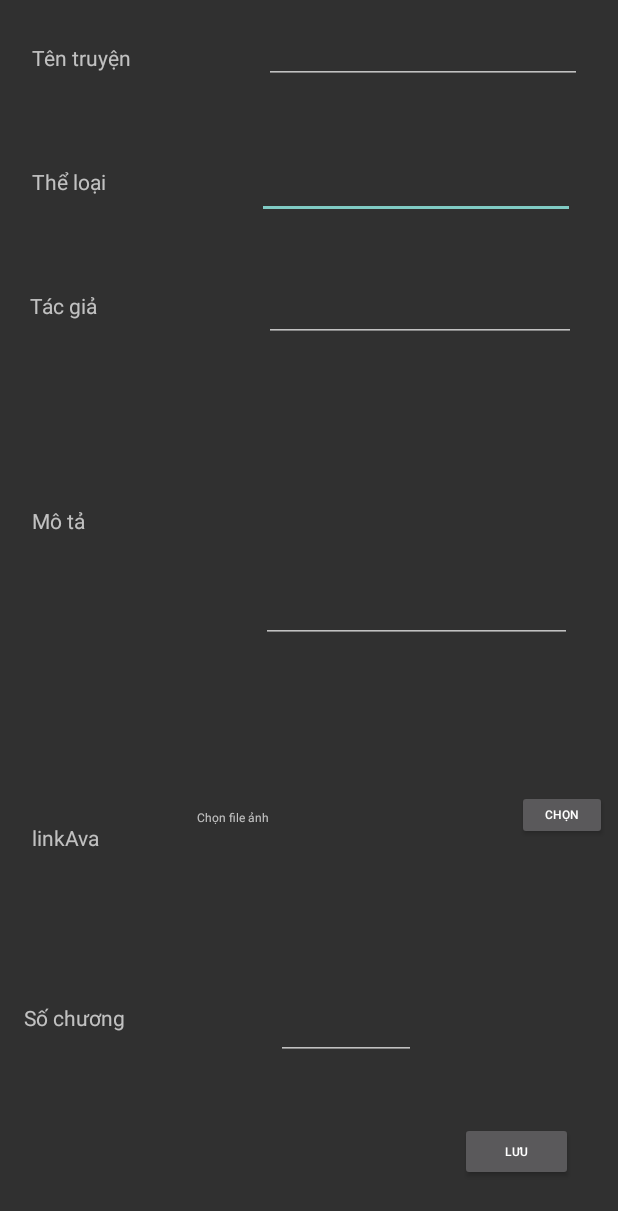
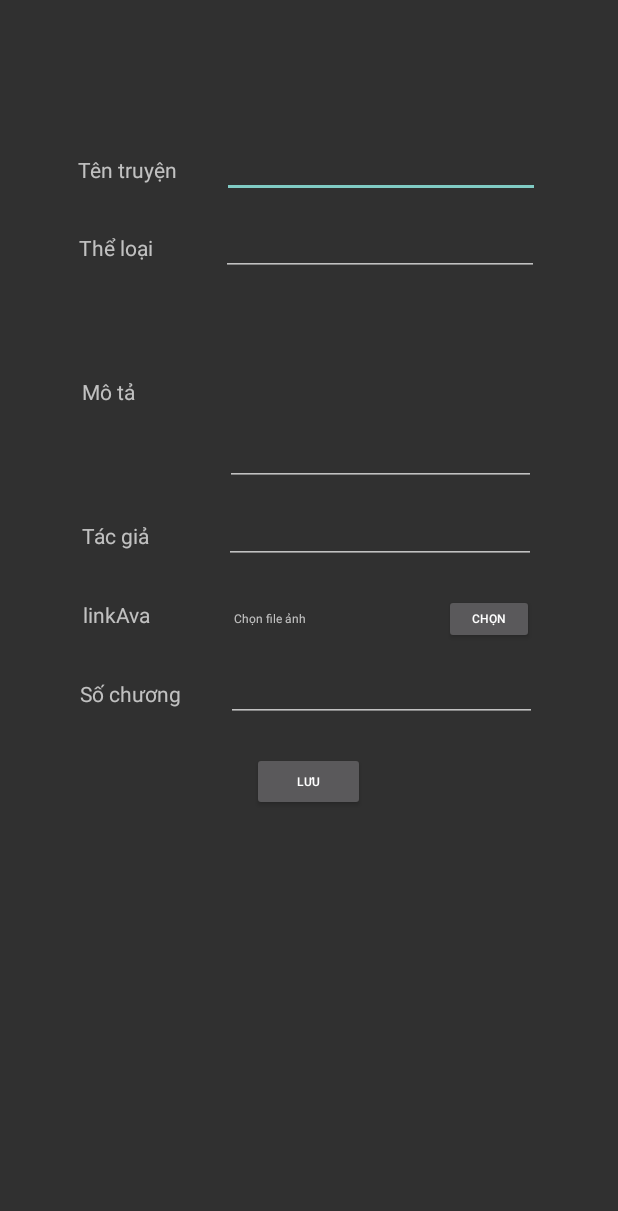
Before and after one commit to demoAndroid/app, an Android app: the AddStory screen opened directly, with no data from a screen before it, on a phone screen of 412 x 824 dp. Shown: the top 1211 px of the screen. Run offline under Robolectric (Android 15) with nearby library versions, the phone set to English and light mode, and no system bars.

Commit message:
sua file them truyen

```diff
--- a/app/src/main/java/com/example/truyenol/activity/MainDangKy.java
+++ b/app/src/main/java/com/example/truyenol/activity/MainDangKy.java
@@ -63,11 +63,11 @@ public class MainDangKy extends AppCompatActivity {
                 String avatar = linkAva.getText().toString() ;
                 User user1= CreateUser();
                 if (username.equals("") || password.equals("") || email.equals("") || fullname.equals("")||avatar.equals("") ){
-                    Log.e("Thông báo","Ch?a nh?p ??y ?? thông tin");
+                    Log.e("Thông báo","Chưa nhập đầy đủ thông tin");
                 }
                 else {
                     databaseHandler.addTaikhoan(user1);
-                    Toast.makeText(MainDangKy.this,"??ng ký thành công",Toast.LENGTH_SHORT).show();
+                    Toast.makeText(MainDangKy.this,"Đăng ký thành công",Toast.LENGTH_SHORT).show();
 
                 }
             }
--- a/app/src/main/res/layout/activity_add_story.xml
+++ b/app/src/main/res/layout/activity_add_story.xml
@@ -1,89 +1,34 @@
 <?xml version="1.0" encoding="utf-8"?>
 
-<androidx.constraintlayout.widget.ConstraintLayout xmlns:android="http://schemas.android.com/apk/res/android"
+<LinearLayout xmlns:android="http://schemas.android.com/apk/res/android"
     xmlns:app="http://schemas.android.com/apk/res-auto"
     xmlns:tools="http://schemas.android.com/tools"
     android:layout_width="match_parent"
     android:layout_height="match_parent"
+    android:orientation="vertical"
     tools:context=".activity.ModifyStory.AddStory">
 
+    <LinearLayout
+        android:layout_marginTop="100dp"
+        android:layout_width="wrap_content"
+        android:layout_gravity="center"
+        android:layout_height="wrap_content" >
         <TextView
             android:id="@+id/nameStoryTxt1"
             android:layout_width="wrap_content"
             android:layout_height="wrap_content"
             android:text="Tên truyện"
+            android:layout_marginRight="30dp"
             app:layout_constraintBottom_toBottomOf="parent"
             app:layout_constraintEnd_toEndOf="parent"
             app:layout_constraintHorizontal_bias="0.062"
             app:layout_constraintStart_toStartOf="parent"
             app:layout_constraintTop_toTopOf="parent"
             app:layout_constraintVertical_bias="0.036" />
-
-    <TextView
-        android:id="@+id/typeTxt1"
-        android:layout_width="wrap_content"
-        android:layout_height="wrap_content"
-        android:text="Thể loại"
-        app:layout_constraintBottom_toBottomOf="parent"
-        app:layout_constraintEnd_toEndOf="parent"
-        app:layout_constraintHorizontal_bias="0.059"
-        app:layout_constraintStart_toStartOf="parent"
-        app:layout_constraintTop_toTopOf="parent"
-        app:layout_constraintVertical_bias="0.138" />
-
-    <TextView
-        android:id="@+id/txtdescription1"
-        android:layout_width="wrap_content"
-        android:layout_height="wrap_content"
-        android:text="Mô tả"
-        app:layout_constraintBottom_toBottomOf="parent"
-        app:layout_constraintEnd_toEndOf="parent"
-        app:layout_constraintHorizontal_bias="0.056"
-        app:layout_constraintStart_toStartOf="parent"
-        app:layout_constraintTop_toTopOf="parent"
-        app:layout_constraintVertical_bias="0.419" />
-
-    <TextView
-        android:id="@+id/authorTxt1"
-        android:layout_width="wrap_content"
-        android:layout_height="wrap_content"
-        android:text="Tác giả"
-        app:layout_constraintBottom_toBottomOf="parent"
-        app:layout_constraintEnd_toEndOf="parent"
-        app:layout_constraintHorizontal_bias="0.054"
-        app:layout_constraintStart_toStartOf="parent"
-        app:layout_constraintTop_toTopOf="parent"
-        app:layout_constraintVertical_bias="0.241" />
-
-    <TextView
-        android:id="@+id/linkImgTxt1"
-        android:layout_width="wrap_content"
-        android:layout_height="wrap_content"
-        android:text="linkAva"
-        app:layout_constraintBottom_toBottomOf="parent"
-        app:layout_constraintEnd_toEndOf="parent"
-        app:layout_constraintHorizontal_bias="0.058"
-        app:layout_constraintStart_toStartOf="parent"
-        app:layout_constraintTop_toTopOf="parent"
-        app:layout_constraintVertical_bias="0.682" />
-
-    <TextView
-        android:id="@+id/linkTxt1"
-        android:layout_width="162dp"
-        android:layout_height="25dp"
-        android:text="Chọn file ảnh"
-        android:textSize="8sp"
-        app:layout_constraintBottom_toBottomOf="parent"
-        app:layout_constraintEnd_toEndOf="parent"
-        app:layout_constraintHorizontal_bias="0.525"
-        app:layout_constraintStart_toStartOf="parent"
-        app:layout_constraintTop_toTopOf="parent"
-        app:layout_constraintVertical_bias="0.675" />
-
         <EditText
             android:id="@+id/typeTxt"
             android:layout_width="212dp"
-        android:layout_height="48dp"
+            android:layout_height="wrap_content"
             android:textSize="8sp"
             app:layout_constraintBottom_toBottomOf="parent"
             app:layout_constraintEnd_toEndOf="parent"
@@ -92,10 +37,29 @@
             app:layout_constraintTop_toTopOf="parent"
             app:layout_constraintVertical_bias="0.126" />
 
+    </LinearLayout>
+
+    <LinearLayout
+        android:layout_width="wrap_content"
+        android:layout_gravity="center"
+        android:layout_marginTop="20dp"
+        android:layout_height="wrap_content" >
+        <TextView
+            android:id="@+id/typeTxt1"
+            android:layout_width="wrap_content"
+            android:layout_height="wrap_content"
+            android:text="Thể loại"
+            android:layout_marginRight="45dp"
+            app:layout_constraintBottom_toBottomOf="parent"
+            app:layout_constraintEnd_toEndOf="parent"
+            app:layout_constraintHorizontal_bias="0.059"
+            app:layout_constraintStart_toStartOf="parent"
+            app:layout_constraintTop_toTopOf="parent"
+            app:layout_constraintVertical_bias="0.138" />
         <EditText
             android:id="@+id/nameStoryTxt"
             android:layout_width="212dp"
-        android:layout_height="39dp"
+            android:layout_height="wrap_content"
             android:textSize="8sp"
             app:layout_constraintBottom_toBottomOf="parent"
             app:layout_constraintEnd_toEndOf="parent"
@@ -104,6 +68,25 @@
             app:layout_constraintTop_toTopOf="parent"
             app:layout_constraintVertical_bias="0.021" />
 
+
+    </LinearLayout>
+    <LinearLayout
+        android:layout_width="wrap_content"
+        android:layout_gravity="center"
+        android:layout_marginTop="20dp"
+        android:layout_height="wrap_content">
+        <TextView
+            android:id="@+id/txtdescription1"
+            android:layout_width="wrap_content"
+            android:layout_height="wrap_content"
+            android:text="Mô tả"
+            android:layout_marginRight="60dp"
+            app:layout_constraintBottom_toBottomOf="parent"
+            app:layout_constraintEnd_toEndOf="parent"
+            app:layout_constraintHorizontal_bias="0.056"
+            app:layout_constraintStart_toStartOf="parent"
+            app:layout_constraintTop_toTopOf="parent"
+            app:layout_constraintVertical_bias="0.419" />
         <EditText
             android:id="@+id/desTxt"
             android:layout_width="207dp"
@@ -116,10 +99,29 @@
             app:layout_constraintTop_toTopOf="parent"
             app:layout_constraintVertical_bias="0.438" />
 
+    </LinearLayout>
+
+    <LinearLayout
+        android:layout_width="wrap_content"
+        android:layout_marginTop="20dp"
+        android:layout_gravity="center"
+        android:layout_height="wrap_content" >
+        <TextView
+            android:id="@+id/authorTxt1"
+            android:layout_width="wrap_content"
+            android:layout_height="wrap_content"
+            android:text="Tác giả"
+            android:layout_marginRight="50dp"
+            app:layout_constraintBottom_toBottomOf="parent"
+            app:layout_constraintEnd_toEndOf="parent"
+            app:layout_constraintHorizontal_bias="0.054"
+            app:layout_constraintStart_toStartOf="parent"
+            app:layout_constraintTop_toTopOf="parent"
+            app:layout_constraintVertical_bias="0.241" />
         <EditText
             android:id="@+id/authorTxt"
             android:layout_width="208dp"
-        android:layout_height="46dp"
+            android:layout_height="wrap_content"
             android:textSize="8sp"
             app:layout_constraintBottom_toBottomOf="parent"
             app:layout_constraintEnd_toEndOf="parent"
@@ -128,19 +130,39 @@
             app:layout_constraintTop_toTopOf="parent"
             app:layout_constraintVertical_bias="0.234" />
 
-    <Button
-        android:id="@+id/saveBtn"
-        android:layout_width="75dp"
-        android:layout_height="39dp"
-        android:text="Lưu"
+
+    </LinearLayout>
+
+    <LinearLayout
+        android:layout_gravity="center"
+        android:layout_width="wrap_content"
+        android:layout_marginTop="20dp"
+        android:layout_height="wrap_content">
+        <TextView
+            android:id="@+id/linkImgTxt1"
+            android:layout_width="wrap_content"
+            android:layout_height="wrap_content"
+            android:text="linkAva"
+            android:layout_marginRight="55dp"
+            app:layout_constraintBottom_toBottomOf="parent"
+            app:layout_constraintEnd_toEndOf="parent"
+            app:layout_constraintHorizontal_bias="0.058"
+            app:layout_constraintStart_toStartOf="parent"
+            app:layout_constraintTop_toTopOf="parent"
+            app:layout_constraintVertical_bias="0.682" />
+        <TextView
+            android:id="@+id/linkTxt1"
+            android:layout_width="120dp"
+            android:layout_height="wrap_content"
+            android:text="Chọn file ảnh"
+            android:layout_marginRight="20dp"
             android:textSize="8sp"
             app:layout_constraintBottom_toBottomOf="parent"
             app:layout_constraintEnd_toEndOf="parent"
-        app:layout_constraintHorizontal_bias="0.91"
+            app:layout_constraintHorizontal_bias="0.525"
             app:layout_constraintStart_toStartOf="parent"
             app:layout_constraintTop_toTopOf="parent"
-        app:layout_constraintVertical_bias="0.953" />
-
+            app:layout_constraintVertical_bias="0.675" />
         <Button
             android:id="@+id/linkAvaBtn"
             android:layout_width="60dp"
@@ -154,10 +176,30 @@
             app:layout_constraintTop_toTopOf="parent"
             app:layout_constraintVertical_bias="0.666" />
 
+
+
+    </LinearLayout>
+    <LinearLayout
+        android:layout_gravity="center"
+        android:layout_marginTop="20dp"
+        android:layout_width="wrap_content"
+        android:layout_height="wrap_content">
+        <TextView
+            android:id="@+id/textView3"
+            android:layout_width="wrap_content"
+            android:layout_height="wrap_content"
+            android:text="Số chương"
+            android:layout_marginRight="30dp"
+            app:layout_constraintBottom_toBottomOf="parent"
+            app:layout_constraintEnd_toEndOf="parent"
+            app:layout_constraintHorizontal_bias="0.056"
+            app:layout_constraintStart_toStartOf="parent"
+            app:layout_constraintTop_toTopOf="parent"
+            app:layout_constraintVertical_bias="0.848" />
         <EditText
             android:id="@+id/chapterNumberTxt"
-        android:layout_width="93dp"
-        android:layout_height="38dp"
+            android:layout_width="207dp"
+            android:layout_height="wrap_content"
             android:text=""
             android:textSize="8sp"
             app:layout_constraintBottom_toBottomOf="parent"
@@ -167,15 +209,25 @@
             app:layout_constraintTop_toTopOf="parent"
             app:layout_constraintVertical_bias="0.851" />
 
-    <TextView
-        android:id="@+id/textView3"
-        android:layout_width="129dp"
-        android:layout_height="35dp"
-        android:text="Số chương"
+    </LinearLayout>
+
+
+
+    <Button
+        android:layout_marginTop="20dp"
+        android:layout_gravity="center"
+        android:id="@+id/saveBtn"
+        android:layout_width="75dp"
+        android:layout_height="39dp"
+        android:text="Lưu"
+        android:textSize="8sp"
         app:layout_constraintBottom_toBottomOf="parent"
         app:layout_constraintEnd_toEndOf="parent"
-        app:layout_constraintHorizontal_bias="0.056"
+        app:layout_constraintHorizontal_bias="0.91"
         app:layout_constraintStart_toStartOf="parent"
         app:layout_constraintTop_toTopOf="parent"
-        app:layout_constraintVertical_bias="0.848" />
-</androidx.constraintlayout.widget.ConstraintLayout>
+        app:layout_constraintVertical_bias="0.953" />
+
+
+
+</LinearLayout>
```
Lines whose indentation alone changed are shown as unchanged.
